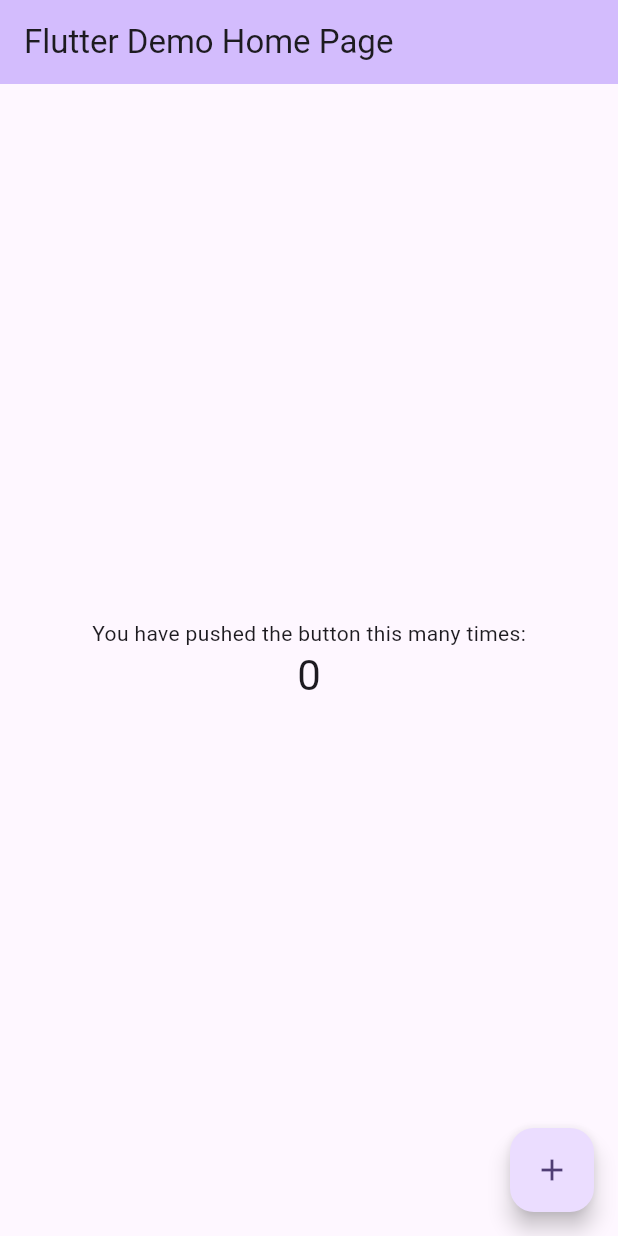
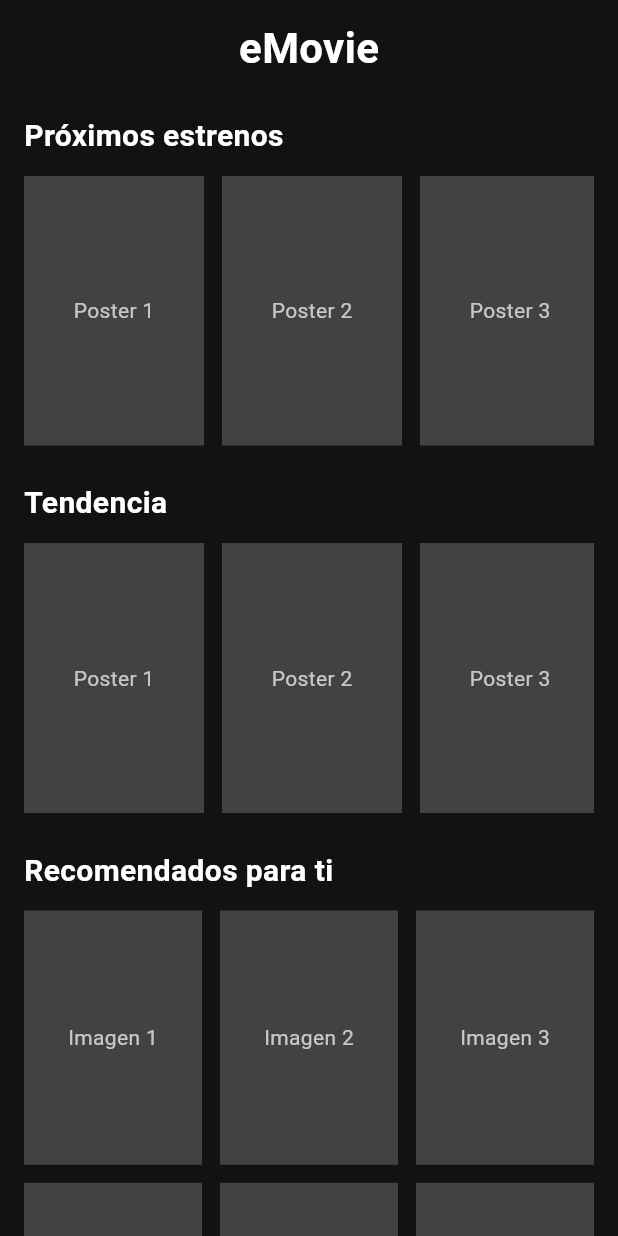
Before and after one commit to 93jose93/emovie, a Flutter app: the screen it shows after launch, on a phone screen of 412 x 824 dp. Run offline on Flutter 3.47's test engine with Material 3 defaults, Android fonts, the phone set to English and light mode, and no system bars; our stand-ins replace auto_route, dio, shared_preferences.

Commit message:
Set up initial project architecture, defined routes, installed required packages, implemented base UI design, and outlined API consumption flow

```diff
--- a/lib/main.dart
+++ b/lib/main.dart
@@ -1,125 +1,57 @@
+import 'package:emovie/core/network/api_base.dart';
+import 'package:emovie/core/storage/local_storage.dart';
+import 'package:emovie/routes/routes_imports.dart';
+import 'package:flutter/foundation.dart';
 import 'package:flutter/material.dart';
+import 'package:flutter_web_plugins/url_strategy.dart';
+import 'package:provider/provider.dart';
 
-void main() {
-  runApp(const MyApp());
+late final AppRouter appRouter;
+
+Future<void> main() async {
+  WidgetsFlutterBinding.ensureInitialized();
+
+  // ✅ Configuración inicial
+  if (kIsWeb) {
+    usePathUrlStrategy(); // rutas limpias sin #
+  }
+
+  // Inicializaciones globales
+  await LocalStorage.configurePrefs();
+  ApiBase.configureDio();
+
+  // 🔹 Instancias base
+  // final moviesRemoteDatasource = MoviesRemoteDatasource();
+  // final moviesProvider = MoviesProvider(moviesRemoteDatasource);
+
+  // 🔹 Router con dependencias
+  appRouter = AppRouter();
+
+  runApp(
+    MultiProvider(
+      providers: [
+        //ChangeNotifierProvider(create: (_) => moviesProvider),
+        Provider<int>.value(value: 0),
+      ],
+      child: const MyApp(),
+    ),
+  );
 }
 
-class MyApp extends StatelessWidget {
+class MyApp extends StatefulWidget {
   const MyApp({super.key});
 
-  // This widget is the root of your application.
+  @override
+  State<MyApp> createState() => _MyAppState();
+}
+
+class _MyAppState extends State<MyApp> {
   @override
   Widget build(BuildContext context) {
-    return MaterialApp(
-      title: 'Flutter Demo',
-      theme: ThemeData(
-        // This is the theme of your application.
-        //
-        // TRY THIS: Try running your application with "flutter run". You'll see
-        // the application has a purple toolbar. Then, without quitting the app,
-        // try changing the seedColor in the colorScheme below to Colors.green
-        // and then invoke "hot reload" (save your changes or press the "hot
-        // reload" button in a Flutter-supported IDE, or press "r" if you used
-        // the command line to start the app).
-        //
-        // Notice that the counter didn't reset back to zero; the application
-        // state is not lost during the reload. To reset the state, use hot
-        // restart instead.
-        //
-        // This works for code too, not just values: Most code changes can be
-        // tested with just a hot reload.
-        colorScheme: ColorScheme.fromSeed(seedColor: Colors.deepPurple),
-        useMaterial3: true,
-      ),
-      home: const MyHomePage(title: 'Flutter Demo Home Page'),
+    return MaterialApp.router(
+      debugShowCheckedModeBanner: false,
+      title: 'TMDb Flutter App',
+      routerConfig: appRouter.config(),
     );
   }
 }
-
-class MyHomePage extends StatefulWidget {
-  const MyHomePage({super.key, required this.title});
-
-  // This widget is the home page of your application. It is stateful, meaning
-  // that it has a State object (defined below) that contains fields that affect
-  // how it looks.
-
-  // This class is the configuration for the state. It holds the values (in this
-  // case the title) provided by the parent (in this case the App widget) and
-  // used by the build method of the State. Fields in a Widget subclass are
-  // always marked "final".
-
-  final String title;
-
-  @override
-  State<MyHomePage> createState() => _MyHomePageState();
-}
-
-class _MyHomePageState extends State<MyHomePage> {
-  int _counter = 0;
-
-  void _incrementCounter() {
-    setState(() {
-      // This call to setState tells the Flutter framework that something has
-      // changed in this State, which causes it to rerun the build method below
-      // so that the display can reflect the updated values. If we changed
-      // _counter without calling setState(), then the build method would not be
-      // called again, and so nothing would appear to happen.
-      _counter++;
-    });
-  }
-
-  @override
-  Widget build(BuildContext context) {
-    // This method is rerun every time setState is called, for instance as done
-    // by the _incrementCounter method above.
-    //
-    // The Flutter framework has been optimized to make rerunning build methods
-    // fast, so that you can just rebuild anything that needs updating rather
-    // than having to individually change instances of widgets.
-    return Scaffold(
-      appBar: AppBar(
-        // TRY THIS: Try changing the color here to a specific color (to
-        // Colors.amber, perhaps?) and trigger a hot reload to see the AppBar
-        // change color while the other colors stay the same.
-        backgroundColor: Theme.of(context).colorScheme.inversePrimary,
-        // Here we take the value from the MyHomePage object that was created by
-        // the App.build method, and use it to set our appbar title.
-        title: Text(widget.title),
-      ),
-      body: Center(
-        // Center is a layout widget. It takes a single child and positions it
-        // in the middle of the parent.
-        child: Column(
-          // Column is also a layout widget. It takes a list of children and
-          // arranges them vertically. By default, it sizes itself to fit its
-          // children horizontally, and tries to be as tall as its parent.
-          //
-          // Column has various properties to control how it sizes itself and
-          // how it positions its children. Here we use mainAxisAlignment to
-          // center the children vertically; the main axis here is the vertical
-          // axis because Columns are vertical (the cross axis would be
-          // horizontal).
-          //
-          // TRY THIS: Invoke "debug painting" (choose the "Toggle Debug Paint"
-          // action in the IDE, or press "p" in the console), to see the
-          // wireframe for each widget.
-          mainAxisAlignment: MainAxisAlignment.center,
-          children: <Widget>[
-            const Text(
-              'You have pushed the button this many times:',
-            ),
-            Text(
-              '$_counter',
-              style: Theme.of(context).textTheme.headlineMedium,
-            ),
-          ],
-        ),
-      ),
-      floatingActionButton: FloatingActionButton(
-        onPressed: _incrementCounter,
-        tooltip: 'Increment',
-        child: const Icon(Icons.add),
-      ), // This trailing comma makes auto-formatting nicer for build methods.
-    );
-  }
-}
--- /dev/null
+++ b/lib/modules/movies/presentation/screens/home_screen.dart
@@ -0,0 +1,151 @@
+import 'package:auto_route/annotations.dart';
+import 'package:flutter/material.dart';
+
+@RoutePage()
+class HomeScreen extends StatefulWidget {
+  const HomeScreen({super.key});
+
+  @override
+  State<HomeScreen> createState() => _HomeScreenState();
+}
+
+class _HomeScreenState extends State<HomeScreen> {
+  @override
+  Widget build(BuildContext context) {
+    // Colores base aproximados al diseño
+    const bgColor = Color(0xFF121212);
+    const titleColor = Colors.white;
+    const subtitleColor = Colors.white70;
+
+    return Scaffold(
+      backgroundColor: bgColor,
+      body: SafeArea(
+        child: SingleChildScrollView(
+          child: Padding(
+            padding: const EdgeInsets.symmetric(horizontal: 16, vertical: 12),
+            child: Column(
+              crossAxisAlignment: CrossAxisAlignment.start,
+              children: [
+                // Logo
+                Center(
+                  child: Text(
+                    'eMovie',
+                    style: TextStyle(
+                      color: titleColor,
+                      fontSize: 28,
+                      fontWeight: FontWeight.bold,
+                    ),
+                  ),
+                ),
+                const SizedBox(height: 24),
+
+                // Sección: Próximos estrenos
+                Text(
+                  'Próximos estrenos',
+                  style: TextStyle(
+                    color: titleColor,
+                    fontSize: 20,
+                    fontWeight: FontWeight.bold,
+                  ),
+                ),
+                const SizedBox(height: 12),
+
+                // Slider 1 Placeholder
+                SizedBox(
+                  height: 180,
+                  child: ListView.builder(
+                    scrollDirection: Axis.horizontal,
+                    itemCount: 5, // Cambiar por la cantidad de películas
+                    itemBuilder: (context, index) {
+                      return Container(
+                        width: 120,
+                        margin: const EdgeInsets.only(right: 12),
+                        color: Colors.grey.shade800, // placeholder
+                        child: Center(
+                          child: Text(
+                            'Poster ${index + 1}',
+                            style: TextStyle(color: subtitleColor),
+                          ),
+                        ),
+                      );
+                    },
+                  ),
+                ),
+                const SizedBox(height: 24),
+
+                // Sección: Tendencia
+                Text(
+                  'Tendencia',
+                  style: TextStyle(
+                    color: titleColor,
+                    fontSize: 20,
+                    fontWeight: FontWeight.bold,
+                  ),
+                ),
+                const SizedBox(height: 12),
+
+                // Slider 2 Placeholder
+                SizedBox(
+                  height: 180,
+                  child: ListView.builder(
+                    scrollDirection: Axis.horizontal,
+                    itemCount: 5,
+                    itemBuilder: (context, index) {
+                      return Container(
+                        width: 120,
+                        margin: const EdgeInsets.only(right: 12),
+                        color: Colors.grey.shade800,
+                        child: Center(
+                          child: Text(
+                            'Poster ${index + 1}',
+                            style: TextStyle(color: subtitleColor),
+                          ),
+                        ),
+                      );
+                    },
+                  ),
+                ),
+                const SizedBox(height: 24),
+
+                // Sección: Recomendados para ti
+                Text(
+                  'Recomendados para ti',
+                  style: TextStyle(
+                    color: titleColor,
+                    fontSize: 20,
+                    fontWeight: FontWeight.bold,
+                  ),
+                ),
+                const SizedBox(height: 12),
+
+                // Grid de 6 items
+                GridView.builder(
+                  shrinkWrap: true,
+                  physics: const NeverScrollableScrollPhysics(),
+                  gridDelegate: const SliverGridDelegateWithFixedCrossAxisCount(
+                    crossAxisCount: 3,
+                    mainAxisSpacing: 12,
+                    crossAxisSpacing: 12,
+                    childAspectRatio: 0.7,
+                  ),
+                  itemCount: 6,
+                  itemBuilder: (context, index) {
+                    return Container(
+                      color: Colors.grey.shade800,
+                      child: Center(
+                        child: Text(
+                          'Imagen ${index + 1}', // Aquí irán tus posters
+                          style: TextStyle(color: subtitleColor),
+                        ),
+                      ),
+                    );
+                  },
+                ),
+              ],
+            ),
+          ),
+        ),
+      ),
+    );
+  }
+}
--- /dev/null
+++ b/lib/routes/routes_imports.dart
@@ -0,0 +1,3 @@
+import 'package:auto_route/auto_route.dart';
+import 'package:emovie/routes/routes_imports.gr.dart';
+part 'routes.dart';
```
Also changed, not shown: lib/core/network/api_base.dart (added, +67 -0 lines), lib/core/storage/local_storage.dart (added, +10 -0 lines), lib/routes/routes.dart (added, +26 -0 lines), pubspec.yaml (+12 -18 lines), lib/core/constants/app_colors.dart (added), lib/core/constants/app_config.dart (added), lib/core/theme/theme_notifier.dart (added), lib/core/utils/connectivity_helper.dart (added), lib/core/utils/date_formatter.dart (added), lib/modules/movies/data/datasources/movies_local_datasource.dart (added), lib/modules/movies/data/datasources/movies_remote_datasource.dart (added), lib/modules/movies/data/models/genre_model.dart (added), lib/modules/movies/data/models/movie_model.dart (added), lib/modules/movies/data/repositories/movies_repository.dart (added), 5 more files.
